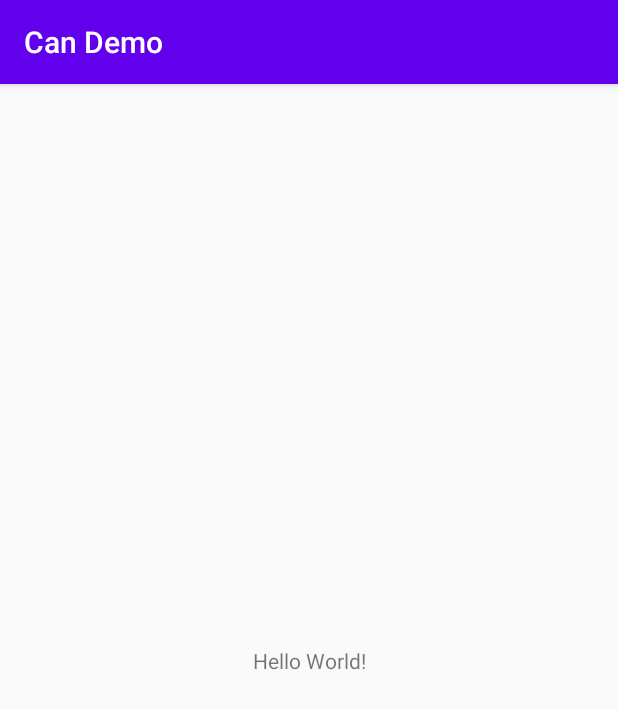
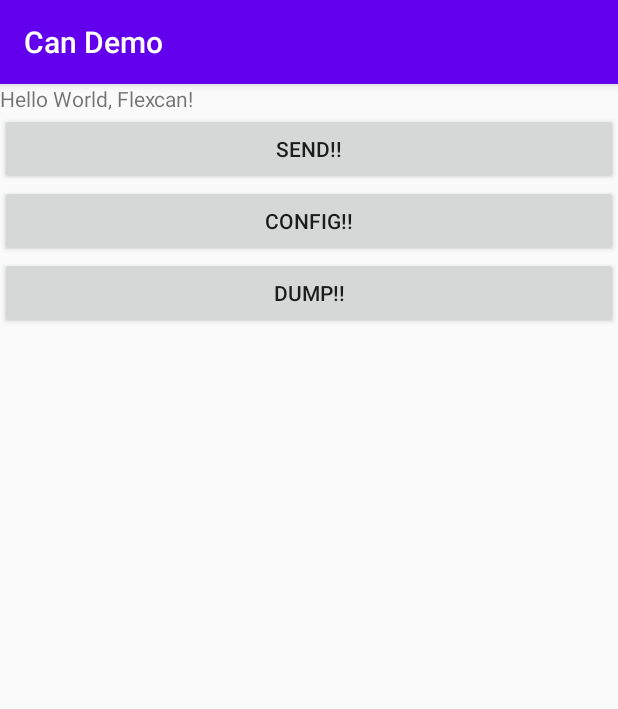
Before and after one commit to xvsd247/00android_apps, an Android app: the screen it shows after launch (MainActivity), on a phone screen of 412 x 824 dp. Shown: the top 709 px of the screen. Run offline under Robolectric (Android 15) with nearby library versions, the phone set to English and light mode, and no system bars; 2 statements that could not run were skipped.

Commit message:
fix app can't config can0 and by this change app should signed to system app  alse some framework&kernel change should be done to use config function

```diff
--- a/CanDemo/app/src/main/java/com/zl/can/CanUtils.java
+++ b/CanDemo/app/src/main/java/com/zl/can/CanUtils.java
@@ -4,6 +4,8 @@ public class CanUtils {
     private static final String TAG = "CanUtils";
     // Used to load the 'native-lib' library on application startup.
     private static boolean isLoaded;
+    public Frame frame;
+    public Thread mThread;
     static {
         if (!isLoaded) {
             System.loadLibrary("canutils");
@@ -11,16 +13,31 @@ public class CanUtils {
         }
     }
 
-    public native boolean init_native();
-    public native boolean flexcan_native_config(int bitrate, int loopback, int restart_ms);
-    public native boolean flexcan_native_send(int id, int dlc, int extended,int rtr, int infinite, int loopcount, int data[]);
     /**
      * the sonctructor of this class should be call within the thread that has a looper
      * (UI thread or a thread that called Looper.prepare)
      */
-    public CanUtils() {
+    public CanUtils(Frame mFrame) {
         Log.d(TAG, "-xjx-- test");
         init_native();
+        frame = mFrame;
+        mThread = new Thread(new CanDumpThread());
     }
 
+    public class CanDumpThread implements Runnable {
+        @Override
+        public void run() {
+            while (true) {
+                flexcan_native_readloop(0, 0, frame);
+            }
+        }
+    }
+    /**
+     * A native method that is implemented by the 'native-lib' native library,
+     * which is packaged with this application.
+     */
+    public native boolean init_native();
+    public native boolean flexcan_native_config(int bitrate, int loopback, int restart_ms);
+    public native boolean flexcan_native_send(int id, int dlc, int extended, int rtr, int infinite, int loopcount, int data[]);
+    private native boolean flexcan_native_readloop(int id, int mask, Frame frame);
 }
--- /dev/null
+++ b/CanDemo/app/src/main/java/com/zl/can/Frame.java
@@ -0,0 +1,63 @@
+package com.zl.can;
+
+import android.os.Handler;
+import android.os.Message;
+import android.util.Log;
+
+public class Frame {
+    private static final String TAG="CanFrame";
+    private int can_id;
+    private int dlc;
+    private int remote;
+    private int buf[];
+    private Handler mHandler;
+    public Frame(Handler handler){
+        can_id = 1;
+        dlc = 0;
+        remote = 0;
+        buf = new int[8];
+        mHandler = handler;
+    }
+    public int getID()
+    {
+        return can_id;
+    }
+    public void setID(int id){
+        this.can_id = id;
+    }
+    public int getRemote()
+    {
+        return remote;
+    }
+    public void setRemote(int remote){
+        this.remote = remote;
+    }
+    public int getDlc() {
+        return dlc;
+    }
+    public void setDlc(int dlc)
+    {
+        this.dlc = dlc;
+    }
+    public int[] getBuf()
+    {
+        return this.buf;
+    }
+    public void setBuf(int buf[])
+    {
+        for(int i=0;i<buf.length;i++)
+            this.buf[i] = buf[i];
+    }
+    public int getIndexData(int index)
+    {
+        if(index >= 8)
+            return -1;
+        else
+            return this.buf[index];
+    }
+    public void dataReadyNotifly (){
+        Message message = new Message();
+        message.what = 1;
+        mHandler.sendMessage(message);
+    }
+}
--- a/CanDemo/app/src/main/java/com/zl/candemo/MainActivity.java
+++ b/CanDemo/app/src/main/java/com/zl/candemo/MainActivity.java
@@ -1,29 +1,74 @@
 package com.zl.candemo;
 
+import android.os.Handler;
+import android.os.Message;
+import android.os.RemoteException;
+import android.support.annotation.NonNull;
 import android.support.v7.app.AppCompatActivity;
 import android.os.Bundle;
+import android.view.View;
+import android.widget.Button;
 import android.widget.TextView;
 import com.zl.can.CanUtils;
+import com.zl.can.Frame;
+
 import android.util.Log;
-public class MainActivity extends AppCompatActivity {
+
+import java.lang.reflect.Array;
+import java.util.Arrays;
+
+public class MainActivity extends AppCompatActivity implements android.view.View.OnClickListener {
     private static final String TAG = "MainActivity";
     private CanUtils mCanUtils;
+    public Frame mFrame;
+    private Button button = null;
+    private Button button1 = null;
+    private Button button2 = null;
+
     @Override
     protected void onCreate(Bundle savedInstanceState) {
         super.onCreate(savedInstanceState);
         setContentView(R.layout.activity_main);
 
         // Example of a call to a native method
-        TextView tv = findViewById(R.id.sample_text);
-        //tv.setText(stringFromJNI());
-        mCanUtils = new CanUtils();
-        int data[] = {0x00, 0x11, 0x22, 0x33, 0x44, 0x55, 0x66, 0x77};
-        mCanUtils.flexcan_native_send(0x55, 8, 0, 0, 0, 1, data);
+        button = (Button) findViewById(R.id.button);
+        button.setOnClickListener(this);
+        button1 = (Button) findViewById(R.id.button1);
+        button1.setOnClickListener(this);
+        button2 = (Button) findViewById(R.id.button2);
+        button2.setOnClickListener(this);
+        mFrame = new Frame(mHandler);
+        mCanUtils = new CanUtils(mFrame);
     }
 
-    /**
-     * A native method that is implemented by the 'native-lib' native library,
-     * which is packaged with this application.
-     */
-    //public native String stringFromJNI();
+    Handler mHandler = new Handler() {
+        @Override
+        public void handleMessage(@NonNull Message msg) {
+            switch (msg.what) {
+                case 1:
+                    Log.d(TAG,"id: " + mFrame.getID() + " data: " + Arrays.toString(mFrame.getBuf()));
+                    break;
+                default:
+                    Log.d(TAG,"message not important!");
+            }
+        }
+    };
+
+    public void onClick(View v) {
+        // TODO Auto-generated method stub
+        if (v.equals(button)) {
+            try {
+                int data[] = {0x00, 0x11, 0x22, 0x33, 0x44, 0x55, 0x66, 0x77};
+                mCanUtils.flexcan_native_send(0x55, 8, 0, 0, 0, 1, data);
+            } catch (Exception e) {
+                // TODO: handle exception
+                Log.e(TAG, "Remote exception while flexcan send!!!");
+            }
+        } else if (v.equals(button1)) {
+            Log.d(TAG, "Config can interface and tear up it!!!");
+            mCanUtils.flexcan_native_config(125000, 1, 20);
+        } else if (v.equals(button2)) {
+            mCanUtils.mThread.start();
+        }
+    }
 }
--- a/CanDemo/app/src/main/res/layout/activity_main.xml
+++ b/CanDemo/app/src/main/res/layout/activity_main.xml
@@ -1,19 +1,27 @@
 <?xml version="1.0" encoding="utf-8"?>
-<android.support.constraint.ConstraintLayout xmlns:android="http://schemas.android.com/apk/res/android"
-    xmlns:app="http://schemas.android.com/apk/res-auto"
-    xmlns:tools="http://schemas.android.com/tools"
-    android:layout_width="match_parent"
-    android:layout_height="match_parent"
-    tools:context=".MainActivity">
+<LinearLayout xmlns:android="http://schemas.android.com/apk/res/android"
+    android:layout_width="fill_parent"
+    android:layout_height="fill_parent"
+    android:orientation="vertical" >
 
     <TextView
-        android:id="@+id/sample_text"
-        android:layout_width="wrap_content"
+        android:layout_width="fill_parent"
         android:layout_height="wrap_content"
-        android:text="Hello World!"
-        app:layout_constraintBottom_toBottomOf="parent"
-        app:layout_constraintLeft_toLeftOf="parent"
-        app:layout_constraintRight_toRightOf="parent"
-        app:layout_constraintTop_toTopOf="parent" />
+        android:text="@string/hello" />
+    <Button
+        android:id="@+id/button"
+        android:layout_width="fill_parent"
+        android:layout_height="wrap_content"
+        android:text="@string/button" />"
+    <Button
+        android:id="@+id/button1"
+        android:layout_width="fill_parent"
+        android:layout_height="wrap_content"
+        android:text="@string/button1" />"
+    <Button
+        android:id="@+id/button2"
+        android:layout_width="fill_parent"
+        android:layout_height="wrap_content"
+        android:text="@string/button2" />"
 
-</android.support.constraint.ConstraintLayout>
+</LinearLayout>
--- a/CanDemo/app/src/main/res/values/strings.xml
+++ b/CanDemo/app/src/main/res/values/strings.xml
@@ -1,3 +1,7 @@
 <resources>
     <string name="app_name">Can Demo</string>
+    <string name="hello">Hello World, Flexcan!</string>
+    <string name="button">send!!</string>
+    <string name="button1">config!!</string>
+    <string name="button2">dump!!</string>
 </resources>
```
Also changed, not shown: CanDemo/app/build.gradle (+16 -3 lines), CanDemo/app/src/main/AndroidManifest.xml (+6 -1 lines), CanDemo/app/src/main/java/com/zl/can/CanCallback.java (deleted, +0 -10 lines), 7 other files.
